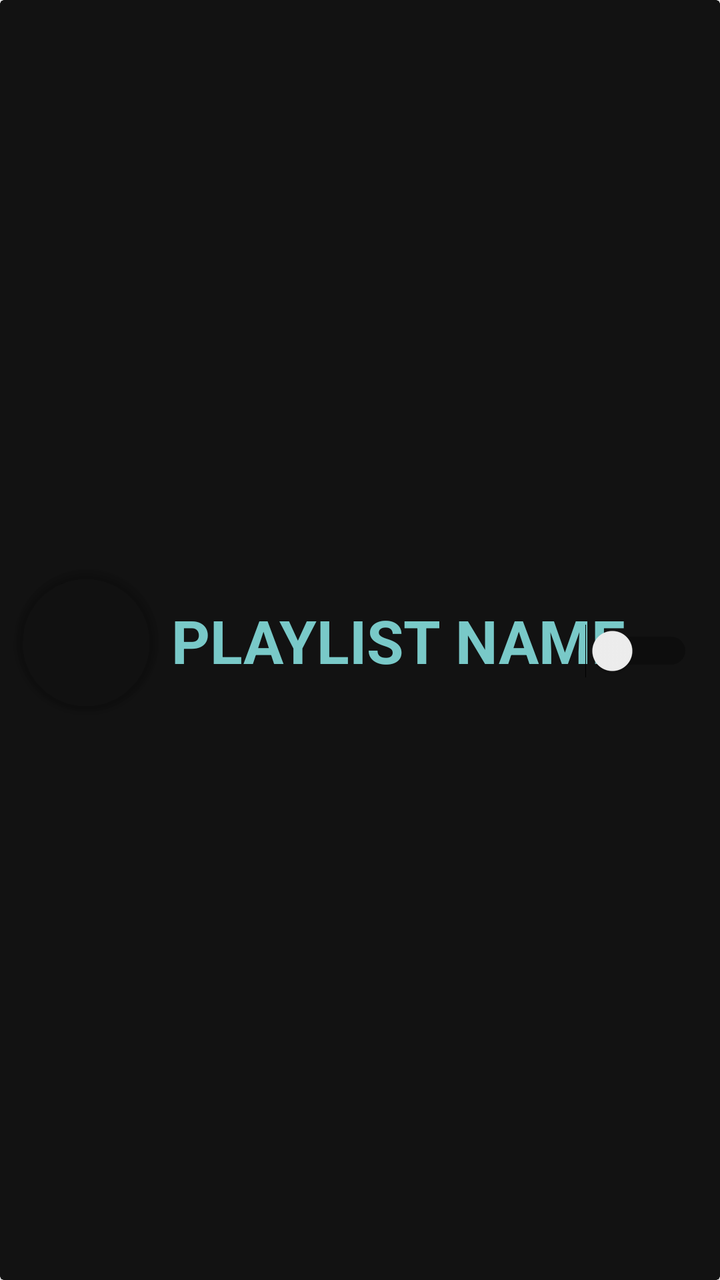
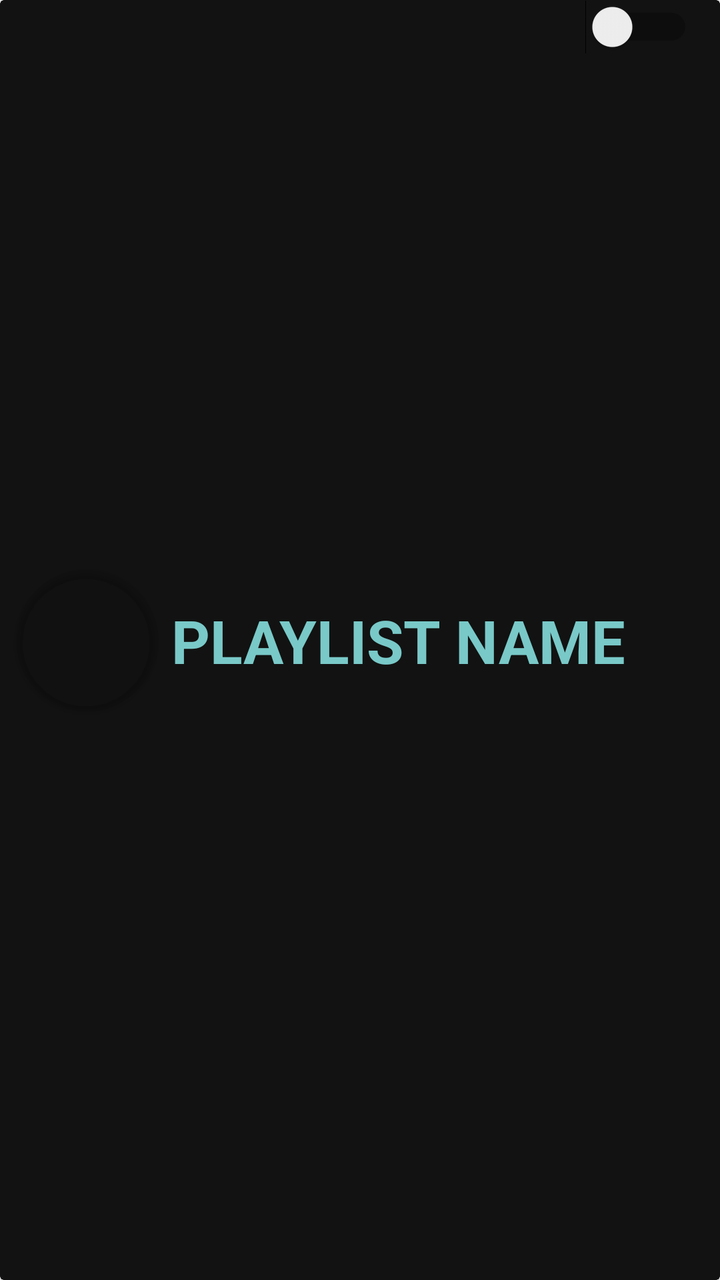

Two renders of the same Android screen: before a commit and after it. Below are the layout's source before the change and the commit's diff.
<!-- AndroidManifest.xml: application theme AppTheme -->
<!-- res/layout/playlist_backup_layout.xml -->
<?xml version="1.0" encoding="utf-8"?>
<androidx.cardview.widget.CardView xmlns:android="http://schemas.android.com/apk/res/android"
    xmlns:app="http://schemas.android.com/apk/res-auto"
    android:layout_width="match_parent"
    android:layout_height="wrap_content"
    android:background="@drawable/ripple_effect"
    app:cardBackgroundColor="#00000000"
    app:contentPadding="0dp"
    >
    <androidx.constraintlayout.widget.ConstraintLayout
        android:layout_width="match_parent"
        android:layout_height="match_parent"
        android:background="@drawable/ripple_effect">

        <TextView
            android:id="@+id/Playlist_name"
            android:layout_width="wrap_content"
            android:layout_height="40dp"
            android:layout_marginVertical="20dp"
            android:gravity="start"
            android:text="PLAYLIST NAME"
            android:textColor="@color/cyan"
            android:textSize="30dp"
            android:textStyle="bold"
            app:layout_constraintBottom_toBottomOf="parent"
            app:layout_constraintEnd_toEndOf="parent"
            app:layout_constraintHeight_percent="0.9"
            app:layout_constraintHorizontal_bias="0.126"
            app:layout_constraintStart_toEndOf="@+id/cardView5"
            app:layout_constraintTop_toTopOf="parent"
            app:layout_constraintWidth_percent="0.7" />

        <androidx.cardview.widget.CardView
            android:id="@+id/cardView5"
            android:layout_width="70dp"
            android:layout_height="70dp"
            app:cardCornerRadius="100dp"

            app:layout_constraintBottom_toBottomOf="parent"
            app:layout_constraintEnd_toEndOf="parent"
            app:layout_constraintHeight_percent="0.8"
            app:layout_constraintHorizontal_bias="0.03"
            app:cardBackgroundColor="#00000000"
            app:contentPadding="0dp"
            app:layout_constraintStart_toStartOf="parent"
            app:layout_constraintTop_toTopOf="parent"
            app:layout_constraintWidth_percent="0.2">

            <ImageView
                android:layout_gravity="center"
                android:id="@+id/all_playlist_Image"
                android:layout_width="70dp"
                android:layout_height="70dp"
                android:scaleType="fitCenter"/>
        </androidx.cardview.widget.CardView>

        <Switch
            android:id="@+id/switch_of_backup_playlist"
            android:layout_width="wrap_content"
            android:layout_height="wrap_content"
            app:layout_constraintBottom_toBottomOf="parent"
            app:layout_constraintEnd_toEndOf="parent"
            app:layout_constraintHorizontal_bias="0.956"
            app:layout_constraintStart_toStartOf="parent"
            app:layout_constraintTop_toTopOf="parent"
            app:layout_constraintVertical_bias="0.509" />

    </androidx.constraintlayout.widget.ConstraintLayout>

</androidx.cardview.widget.CardView>
<!-- resources referenced by this layout -->
<resources>
  <color name="cyan">#79C9C8</color>
  <!-- drawable ripple_effect (drawable) -->
  <?xml version="1.0" encoding="utf-8"?>
  <layer-list xmlns:android="http://schemas.android.com/apk/res/android">
      <item>
          <shape android:shape="rectangle"
              >
              <solid android:color="@color/black2"
                  />
          </shape>
      </item>
      <item>
          <ripple android:color="@color/gray2"
              />
      </item>
  </layer-list>
  <style name="AppTheme" parent="Theme.AppCompat.Light.NoActionBar">
          
          <item name="android:navigationBarColor">@color/black</item>
  
          
          <item name="android:windowFullscreen">true</item>
      </style>
  <color name="black2">#121212</color>
  <color name="gray2">#a0a0a0</color>
  <color name="black">#FF000000</color>
</resources>

<!-- the commit's change to res/layout/playlist_backup_layout.xml (unified diff, before → after) -->
@@ -63,7 +63,7 @@
             app:layout_constraintHorizontal_bias="0.956"
             app:layout_constraintStart_toStartOf="parent"
             app:layout_constraintTop_toTopOf="parent"
-            app:layout_constraintVertical_bias="0.509" />
+            app:layout_constraintVertical_bias="0.0" />
 
     </androidx.constraintlayout.widget.ConstraintLayout>
 
